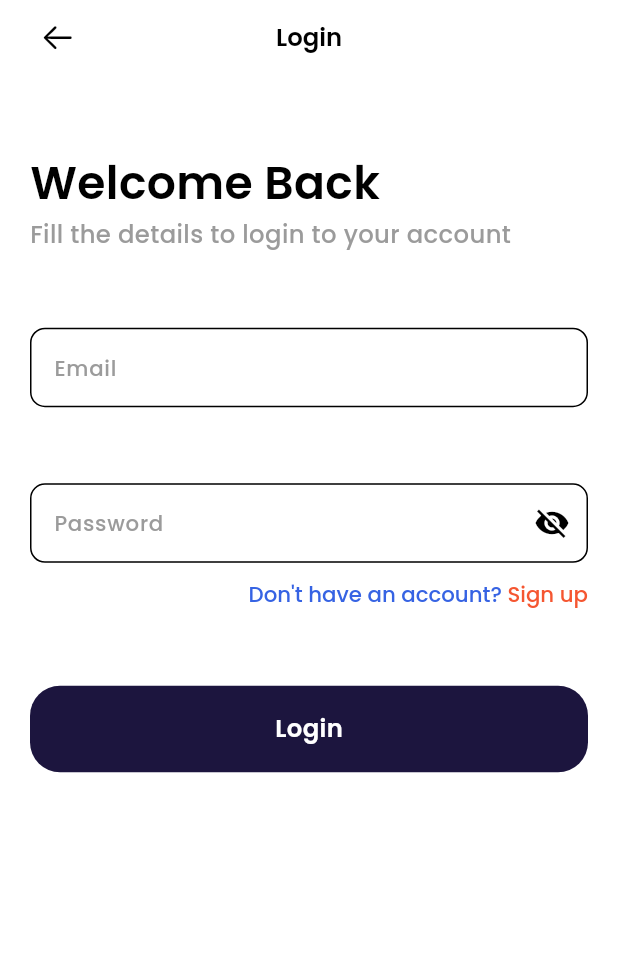
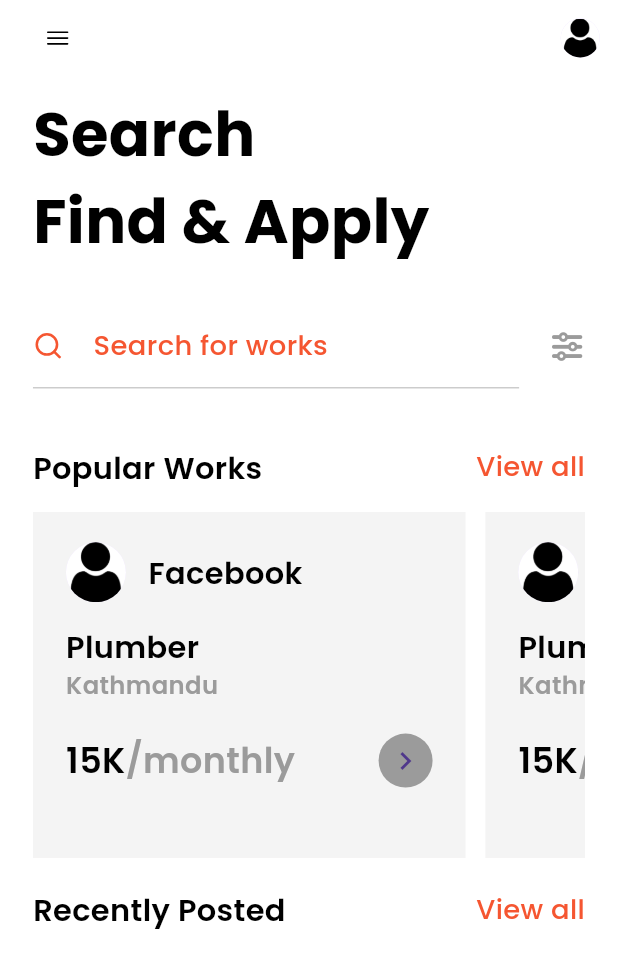
Before and after one commit to Kreetika8/CapstoneProject, a Flutter app: the LoginPage screen opened directly, after a tap on "Login", on a phone screen of 412 x 824 dp. Shown: the top 968 px of the screen. Run offline on Flutter 3.47's test engine with Material 3 defaults, Android fonts, the light colour scheme and no system bars; drawn by our look-alikes of flutter_zoom_drawer; our stand-ins replace flutter_screenutil, flutter_svg, flutter_vector_icons, get, google_fonts and 2 more; missing offline and left inert: dart:ffi; accounts and stored records are empty.

Commit message:
3rd commit

```diff
--- a/lib/main.dart
+++ b/lib/main.dart
@@ -16,7 +16,7 @@ void main() async {
       providers: [
         ChangeNotifierProvider(create: (context) => OnBoardNotifier()),
         ChangeNotifierProvider(create: (context) => LoginNotifier()),
-        // ChangeNotifierProvider(create: (context) => ZoomNotifier()),
+        ChangeNotifierProvider(create: (context) => ZoomNotifier()),
         ChangeNotifierProvider(create: (context) => SignUpNotifier()),
         ChangeNotifierProvider(create: (context) => JobsNotifier()),
         // ChangeNotifierProvider(create: (context) => BookMarkNotifier()),
--- a/lib/practise.dart
+++ /dev/null
@@ -1,3 +0,0 @@
-void main() {
-  print('welcome to dart');
-}
--- /dev/null
+++ b/lib/views/common/drawer/drawer_widget.dart
@@ -0,0 +1,22 @@
+import 'package:flutter/material.dart';
+import 'package:flutter_screenutil/flutter_screenutil.dart';
+import 'package:flutter_zoom_drawer/flutter_zoom_drawer.dart';
+import 'package:flutter_svg/flutter_svg.dart';
+
+
+class DrawerWidget extends StatelessWidget {
+  const DrawerWidget({super.key});
+
+  @override
+  Widget build(BuildContext context) {
+    return GestureDetector(
+      onTap: () {
+        ZoomDrawer.of(context)!.toggle();
+      },
+      child: SvgPicture.asset("assets/icons/menu.svg",
+      width: 30.w,
+      height: 30.h,
+      ),
+    );
+  }
+}
--- /dev/null
+++ b/lib/views/common/heading_widget.dart
@@ -0,0 +1,33 @@
+import 'dart:ffi';
+
+import 'package:classico/constants/app_constants.dart';
+import 'package:classico/views/common/app_style.dart';
+import 'package:classico/views/common/reusable_text.dart';
+import 'package:flutter/material.dart';
+import 'package:get/get.dart';
+
+class HeadingWidget extends StatelessWidget {
+  const HeadingWidget({super.key, required this.text, this.onTap});
+
+  final String text;
+  final void Function()? onTap;
+
+  @override
+  Widget build(BuildContext context) {
+    return Row(
+      mainAxisAlignment: MainAxisAlignment.spaceBetween,
+      crossAxisAlignment: CrossAxisAlignment.center,
+      children: [
+        ReusableText(
+            text: text,
+            style: appstyle(20, Color(kDark.value), FontWeight.w600)),
+        GestureDetector(
+          onTap: onTap,
+          child: ReusableText(
+              text: "View all",
+              style: appstyle(18, Color(kOrange.value), FontWeight.w500)),
+        )
+      ],
+    );
+  }
+}
--- /dev/null
+++ b/lib/views/common/horizontal_tile.dart
@@ -0,0 +1,89 @@
+import 'package:classico/constants/app_constants.dart';
+import 'package:classico/views/common/app_style.dart';
+import 'package:classico/views/common/height_spacer.dart';
+import 'package:classico/views/common/reusable_text.dart';
+import 'package:classico/views/common/width_spacer.dart';
+import 'package:flutter/material.dart';
+import 'package:flutter_screenutil/flutter_screenutil.dart';
+import 'package:get/get.dart';
+
+class JobHorizontalTile extends StatelessWidget {
+  const JobHorizontalTile({super.key, this.onTap});
+
+  final void Function()? onTap;
+
+  @override
+  Widget build(BuildContext context) {
+    return GestureDetector(
+      onTap: onTap,
+      child: Padding(
+        padding: EdgeInsets.only(right: 12.w),
+        child: Container(
+          padding: EdgeInsets.symmetric(horizontal: 20.w, vertical: 20.h),
+          width: MediaQuery.of(context).size.width * 0.7  ,
+          height: MediaQuery.of(context).size.height * 0.27,
+          color: Color(kLightGrey.value),
+          child: SingleChildScrollView(
+            // Make it scrollable if content overflows
+            child: Column(
+              crossAxisAlignment: CrossAxisAlignment.start,
+              children: [
+                Row(
+                  children: [
+                    const CircleAvatar(
+                      backgroundImage: AssetImage("assets/images/user.png"),
+                    ),
+                    const WidthSpacer(width: 15),
+                    ReusableText(
+                      text: "Facebook",
+                      style: appstyle(20, Color(kDark.value), FontWeight.w600),
+                    ),
+                  ],
+                ),
+                const HeightSpacer(size: 15),
+                ReusableText(
+                  text: "Plumber",
+                  style: appstyle(20, Color(kDark.value), FontWeight.w600),
+                ),
+                ReusableText(
+                  text: "Kathmandu",
+                  style: appstyle(16, Color(kDarkGrey.value), FontWeight.w600),
+                ),
+
+               const HeightSpacer(size: 20),
+
+                Row(
+                  mainAxisAlignment: MainAxisAlignment.spaceBetween,
+
+                  children: [
+                    Row(
+                      children: [
+                        ReusableText(
+                          text: "15K",
+                          style: appstyle(23, Color(kDark.value), FontWeight.w600),
+                        ),
+                        ReusableText(
+                          text: "/monthly",
+                          style: appstyle(23, Color(kDarkGrey.value), FontWeight.w600),
+                        ),
+                      ],
+                    ),
+                    Align(
+                  alignment: Alignment.centerRight,
+                  child: CircleAvatar(
+                    radius: 18,
+                    backgroundColor: Color(kDarkGrey.value),
+                    child: const Icon(Icons.chevron_right), // Replace 'chevron_forward' with 'chevron_right'
+                  ),
+                ),
+                  ],
+                ),
+
+              ],
+            ),
+          ),
+        ),
+      ),
+    );
+  }
+}
--- /dev/null
+++ b/lib/views/common/width_spacer.dart
@@ -0,0 +1,14 @@
+import 'package:flutter/material.dart';
+
+class WidthSpacer extends StatelessWidget {
+  const WidthSpacer({super.key, required this.width});
+
+  final double width;
+
+  @override
+  Widget build(BuildContext context) {
+    return SizedBox(
+      width: width,
+    );
+  }
+}
--- a/lib/views/ui/authent/login.dart
+++ b/lib/views/ui/authent/login.dart
@@ -7,6 +7,7 @@ import 'package:classico/views/common/custom_textfield.dart';
 import 'package:classico/views/common/height_spacer.dart';
 import 'package:classico/views/common/reusable_text.dart';
 import 'package:classico/views/ui/authent/signup.dart';
+import 'package:classico/views/ui/search/mainscreen.dart';
 import 'package:flutter/cupertino.dart';
 import 'package:flutter/material.dart';
 import 'package:get/get.dart';
@@ -131,7 +132,7 @@ class _LoginPageState extends State<LoginPage> {
                   HeightSpacer(size: 50),
                   CustomButton(
                     OnTap: () {
-
+                      Get.to(() => MainScreen());
                     },
                     text: "Login",
                   )
--- a/lib/views/ui/onboarding/widgets/page_two.dart
+++ b/lib/views/ui/onboarding/widgets/page_two.dart
@@ -16,12 +16,12 @@ class PageTwo extends StatelessWidget {
         color: Color(kDarkBlue.value),
         child: Column(
           children: [
-            const HeightSpacer(size: 65),
+            const HeightSpacer(size: 100),
             Padding(
               padding: EdgeInsets.all(8.h),
               child: Image.asset("assets/images/PageTwo.png"),
             ),
-            const HeightSpacer(size: 20),
+            const HeightSpacer(size: 50),
             Column(
               mainAxisAlignment: MainAxisAlignment.center,
               children: [
@@ -30,7 +30,7 @@ class PageTwo extends StatelessWidget {
                   textAlign: TextAlign.center,
                   style: appstyle(30, Color(kLight.value), FontWeight.w500),
                 ),
-                const HeightSpacer(size: 10),
+                const HeightSpacer(size: 20),
                 Padding(
                   padding: EdgeInsets.symmetric(horizontal: 20.w), // Adjust padding to your liking
                   child: Text(
--- /dev/null
+++ b/lib/views/ui/search/homepage.dart
@@ -0,0 +1,93 @@
+import 'package:classico/constants/app_constants.dart';
+import 'package:classico/views/common/app_bar.dart';
+import 'package:classico/views/common/app_style.dart';
+import 'package:classico/views/common/drawer/drawer_widget.dart';
+import 'package:classico/views/common/heading_widget.dart';
+import 'package:classico/views/common/height_spacer.dart';
+import 'package:classico/views/common/horizontal_tile.dart';
+import 'package:classico/views/ui/search/search.dart';
+import 'package:flutter/material.dart';
+import 'package:flutter_screenutil/flutter_screenutil.dart';
+import 'package:get/get.dart';
+
+class Homepage extends StatefulWidget {
+  const Homepage({super.key});
+
+  @override
+  State<Homepage> createState() => _HomePageState();
+}
+
+class _HomePageState extends State<Homepage> {
+  @override
+  Widget build(BuildContext context) {
+    // Fetch screen height
+    double height = MediaQuery.of(context).size.height;
+
+    return Scaffold(
+      appBar: PreferredSize(
+        preferredSize: Size.fromHeight(50.h),
+        child: CustomAppBar(
+          actions: [
+            Padding(
+              padding: EdgeInsets.all(12.h),
+              child: const CircleAvatar(
+                radius: 13,
+                backgroundImage: AssetImage("assets/images/user.png"),
+              ),
+            ),
+          ],
+          child: Padding(
+            padding: EdgeInsets.all(12.0.h),
+            child: const DrawerWidget(),
+          ),
+        ),
+      ),
+      body: SafeArea(
+        child: SingleChildScrollView(
+          child: Padding(
+            padding: EdgeInsets.symmetric(horizontal: 20.w),
+            child: Column(
+              crossAxisAlignment: CrossAxisAlignment.start,
+              children: [
+                const HeightSpacer(size: 10),
+                Text(
+                  "Search \nFind & Apply",
+                  style: appstyle(40, Color(kDark.value), FontWeight.bold),
+                ),
+                const HeightSpacer(size: 40),
+                SearchWidget(
+                  onTap: () {
+                    // Get.to(() => const SearchPage());
+                  },
+                ),
+                const HeightSpacer(size: 30),
+                HeadingWidget(
+                  text: "Popular Works",
+                  onTap: () {},
+                ),
+                const HeightSpacer(size: 15),
+                SizedBox(
+                  height: height * 0.28,
+                  child: ListView.builder(
+                    itemCount: 4,
+                    scrollDirection: Axis.horizontal,
+                    itemBuilder: (context, index) {
+                      return JobHorizontalTile(
+                        onTap: () {},
+                      );
+                    },
+                  ),
+                ),
+                const HeightSpacer(size: 20),
+                HeadingWidget(
+                  text: "Recently Posted",
+                  onTap: () {},
+                ),
+              ],
+            ),
+          ),
+        ),
+      ),
+    );
+  }
+}
--- /dev/null
+++ b/lib/views/ui/search/mainscreen.dart
@@ -0,0 +1,91 @@
+import 'package:classico/constants/app_constants.dart';
+import 'package:classico/views/common/app_style.dart';
+import 'package:classico/views/common/drawer/drawerScreen.dart';
+import 'package:classico/views/common/reusable_text.dart';
+import 'package:classico/views/common/width_spacer.dart';
+import 'package:classico/views/ui/applications/applications.dart';
+import 'package:classico/views/ui/authent/profile.dart';
+import 'package:classico/views/ui/chat/chatpage.dart';
+import 'package:classico/views/ui/likes/widgets/likes.dart';
+import 'package:classico/views/ui/search/homepage.dart';
+import 'package:flutter/material.dart';
+import 'package:flutter_screenutil/flutter_screenutil.dart';
+import 'package:flutter_vector_icons/flutter_vector_icons.dart';
+import 'package:flutter_zoom_drawer/flutter_zoom_drawer.dart';
+import 'package:classico/controllers/zoom_provider.dart';
+import 'package:classico/views/common/exports.dart';
+
+import 'package:provider/provider.dart';
+
+class MainScreen extends StatefulWidget {
+  const MainScreen({Key? key}) : super(key: key);
+
+  @override
+  State<MainScreen> createState() => _MainScreenState();
+}
+
+class _MainScreenState extends State<MainScreen> {
+  @override
+  Widget build(BuildContext context) {
+    return Consumer<ZoomNotifier>(
+      builder: (context, zoomNotifier, child) {
+        return ZoomDrawer(
+          menuScreen: Drawerscreen(
+            indexSetter: (index) {
+              zoomNotifier.currentIndex = index;
+            },
+          ),
+          mainScreen: currentScreen(),
+          borderRadius: 30,
+          showShadow: true,
+          angle: 0.0,
+          slideWidth: 250,
+          menuBackgroundColor: Color(kDarkBlue.value),
+        );
+      },
+    );
+  }
+
+  Widget currentScreen() {
+    var zoomNotifier = Provider.of<ZoomNotifier>(context);
+    switch (zoomNotifier.currentIndex) {
+      case 0:
+        return const Homepage();
+
+      case 1:
+        return const ChatsPage();
+      case 2:
+
+        return const LikesPage();
+      case 3:
+        return const ApplicationsPage();
+      case 4:
+        return const ProfilePage();
+
+      default:
+        return const Homepage();
+    }
+  }
+}
+
+
+Widget drawerItem(
+  IconData icon, String text, int index, Color color) {
+    return GestureDetector(
+      onTap: null,
+      child: Container(
+        margin: EdgeInsets.only(left: 20.w, bottom: 20.h),
+        child: Row(
+          children: [
+            Icon(icon, color: color,),
+
+            const WidthSpacer(
+              width: 12,
+            ),
+
+            ReusableText(text: text,
+            style: appstyle(12, color, FontWeight.bold))
+          ],),
+      )
+    );
+  }
--- /dev/null
+++ b/lib/views/ui/search/search.dart
@@ -0,0 +1,62 @@
+import 'package:classico/constants/app_constants.dart';
+import 'package:classico/views/common/app_style.dart';
+import 'package:classico/views/common/height_spacer.dart';
+import 'package:classico/views/common/reusable_text.dart';
+import 'package:classico/views/common/width_spacer.dart';
+import 'package:flutter/material.dart';
+import 'package:flutter_screenutil/flutter_screenutil.dart';
+import 'package:flutter_vector_icons/flutter_vector_icons.dart';
+
+class SearchWidget extends StatelessWidget {
+  final void Function()? onTap;
+
+  const SearchWidget({super.key, this.onTap});
+
+  @override
+  Widget build(BuildContext context) {
+    double width = MediaQuery.of(context).size.width;
+
+    return GestureDetector(
+      onTap: onTap,
+      child: Column(
+        children: [
+          Row(
+            children: [
+              SizedBox(
+                width: width * 0.84,
+                child: Row(
+                  mainAxisAlignment: MainAxisAlignment.start,
+                  children: [
+                    Icon(
+                      Feather.search,
+                      color: Color(kOrange.value),
+                      size: 20.h,
+                    ),
+                    WidthSpacer(width: 20),
+                    ReusableText(
+                      text: "Search for works",
+                      style:
+                          appstyle(18, Color(kOrange.value), FontWeight.w500),
+                    ),
+                  ],
+                ),
+              ),
+              Icon(
+                FontAwesome.sliders,
+                color: Color(kDarkGrey.value),
+                size: 20.h,
+              )
+            ],
+          ),
+          HeightSpacer(size: 7),
+          Divider(
+            color: Color(kDarkGrey.value),
+            thickness: 0.5,
+            endIndent: 40.w,
+          ),
+
+        ],
+      ),
+    );
+  }
+}
--- a/pubspec.yaml
+++ b/pubspec.yaml
@@ -40,4 +40,6 @@ flutter:
   assets:
     - assets/images/LandingImage.png  # Image for the landing page
     - assets/images/PageTwo.png       # Image for Page Two
-    - assets/images/PageThree.png       # Image for Page Two
+    - assets/images/PageThree.png
+    - assets/images/user.png
+    - assets/icons/menu.svg
```
Also changed, not shown: lib/views/common/drawer/drawerScreen.dart (+110 -2 lines), lib/views/ui/applications/applications.dart (added, +25 -0 lines), lib/views/ui/authent/profile.dart (added, +29 -0 lines), lib/views/ui/chat/chatpage.dart (added, +25 -0 lines), lib/views/ui/likes/widgets/likes.dart (added, +33 -0 lines), assets/icons/menu.svg (added), assets/images/user.png (added), lib/views/ui/chat/chats.dart (added).
